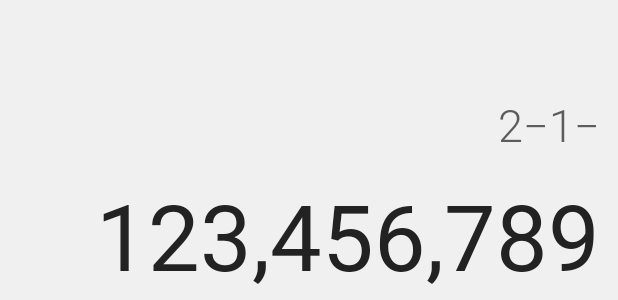
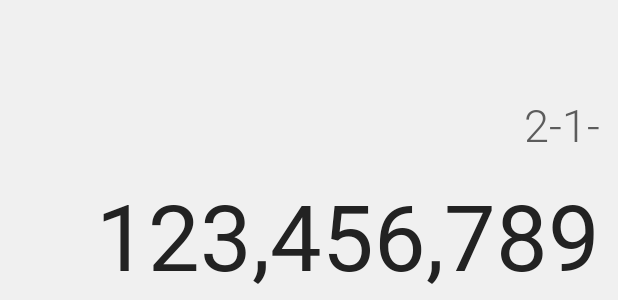
Before and after one commit to emusute1212/CalcApp, an Android app built with Jetpack Compose: the @Preview function PreviewCalculatorScreen, on a phone screen of 412 x 824 dp. Shown: the part 256-556 px from the top of the screen. Run offline under Robolectric (Android 15) with nearby library versions, the phone set to English and light mode, and no system bars; our stand-ins replace Timber.

Commit message:
fix: Fix UI

```diff
--- a/app/src/main/AndroidManifest.xml
+++ b/app/src/main/AndroidManifest.xml
@@ -9,10 +9,10 @@
             android:label="@string/app_name"
             android:roundIcon="@mipmap/ic_launcher_round"
             android:screenOrientation="portrait"
-            android:supportsRtl="true"
             android:theme="@style/AppTheme">
         <activity
             android:name=".ui.MainActivity"
+            android:screenOrientation="portrait"
             android:exported="true">
             <intent-filter>
                 <action android:name="android.intent.action.MAIN" />
--- a/app/src/main/java/io/github/emusute1212/calculator/ui/component/AutoSizeText.kt
+++ b/app/src/main/java/io/github/emusute1212/calculator/ui/component/AutoSizeText.kt
@@ -2,19 +2,12 @@ package io.github.emusute1212.calculator.ui.component
 
 import android.graphics.Typeface
 import android.text.TextUtils
-import android.view.View.TEXT_ALIGNMENT_CENTER
-import android.view.View.TEXT_ALIGNMENT_GRAVITY
-import android.view.View.TEXT_ALIGNMENT_INHERIT
-import android.view.View.TEXT_ALIGNMENT_TEXT_END
-import android.view.View.TEXT_ALIGNMENT_TEXT_START
-import android.view.View.TEXT_ALIGNMENT_VIEW_END
-import android.view.View.TEXT_ALIGNMENT_VIEW_START
+import android.util.TypedValue
+import android.view.Gravity
 import android.widget.TextView
 import androidx.compose.foundation.layout.fillMaxWidth
-import androidx.compose.foundation.layout.height
 import androidx.compose.runtime.Composable
 import androidx.compose.runtime.remember
-import androidx.compose.ui.Alignment
 import androidx.compose.ui.Modifier
 import androidx.compose.ui.graphics.toArgb
 import androidx.compose.ui.platform.LocalFontFamilyResolver
@@ -22,7 +15,7 @@ import androidx.compose.ui.text.TextStyle
 import androidx.compose.ui.text.font.FontStyle
 import androidx.compose.ui.text.font.FontSynthesis
 import androidx.compose.ui.text.font.FontWeight
-import androidx.compose.ui.unit.Dp
+import androidx.compose.ui.unit.sp
 import androidx.compose.ui.viewinterop.AndroidView
 import androidx.core.widget.TextViewCompat
 
@@ -32,7 +25,7 @@ fun AutoSizeText(
     text: String,
     maxLine: Int = Int.MAX_VALUE,
     style: TextStyle,
-    textAlign: AutoTextAlign,
+    textGravity: TextGravity,
     modifier: Modifier,
 ) {
     val resolver = LocalFontFamilyResolver.current
@@ -48,15 +41,21 @@ fun AutoSizeText(
         factory = { context ->
             TextView(context).apply {
                 this.text = text
-                textSize = style.fontSize.value
                 setTextColor(style.color.toArgb())
                 this.typeface = typeface
                 maxLines = maxLine
-                textAlignment = textAlign.alignment
+                gravity = textGravity.gravity
                 ellipsize = TextUtils.TruncateAt.END
                 TextViewCompat.setAutoSizeTextTypeWithDefaults(
                     this,
                     TextViewCompat.AUTO_SIZE_TEXT_TYPE_UNIFORM,
+                )
+                TextViewCompat.setAutoSizeTextTypeUniformWithConfiguration(
+                    this,
+                    10.sp.value.toInt(),
+                    style.fontSize.value.toInt(),
+                    1,
+                    TypedValue.COMPLEX_UNIT_SP,
                 )
             }
         },
@@ -68,14 +67,14 @@ fun AutoSizeText(
     )
 }
 
-enum class AutoTextAlign(
-    val alignment: Int
+enum class TextGravity(
+    val gravity: Int
 ) {
-    Inherit(TEXT_ALIGNMENT_INHERIT),
-    Gravity(TEXT_ALIGNMENT_GRAVITY),
-    TextStart(TEXT_ALIGNMENT_TEXT_START),
-    TextEnd(TEXT_ALIGNMENT_TEXT_END),
-    Center(TEXT_ALIGNMENT_CENTER),
-    ViewStart(TEXT_ALIGNMENT_VIEW_START),
-    ViewEnd(TEXT_ALIGNMENT_VIEW_END),
+    Center(Gravity.CENTER),
+    CenterHorizontal(Gravity.CENTER_HORIZONTAL),
+    CenterVertical(Gravity.CENTER_VERTICAL),
+    TopEnd(Gravity.TOP or Gravity.END),
+    TopStart(Gravity.TOP or Gravity.START),
+    BottomEnd(Gravity.BOTTOM or Gravity.END),
+    BottomStart(Gravity.BOTTOM or Gravity.START),
 }
--- a/app/src/main/java/io/github/emusute1212/calculator/ui/main/CalculatorScreen.kt
+++ b/app/src/main/java/io/github/emusute1212/calculator/ui/main/CalculatorScreen.kt
@@ -4,7 +4,6 @@ import androidx.compose.foundation.Image
 import androidx.compose.foundation.background
 import androidx.compose.foundation.clickable
 import androidx.compose.foundation.layout.Arrangement
-import androidx.compose.foundation.layout.Box
 import androidx.compose.foundation.layout.Column
 import androidx.compose.foundation.layout.PaddingValues
 import androidx.compose.foundation.layout.Row
@@ -21,22 +20,21 @@ import androidx.compose.material3.Scaffold
 import androidx.compose.material3.rememberDrawerState
 import androidx.compose.runtime.Composable
 import androidx.compose.runtime.rememberCoroutineScope
-import androidx.compose.ui.Alignment
 import androidx.compose.ui.Modifier
 import androidx.compose.ui.res.painterResource
+import androidx.compose.ui.tooling.preview.Devices
 import androidx.compose.ui.tooling.preview.Preview
+import androidx.compose.ui.tooling.preview.PreviewLightDark
 import androidx.compose.ui.unit.dp
 import androidx.hilt.navigation.compose.hiltViewModel
 import androidx.navigation.NavController
 import androidx.navigation.NavGraphBuilder
 import androidx.navigation.compose.composable
 import io.github.emusute1212.calculator.R
-import io.github.emusute1212.calculator.model.entity.CalcEntity
-import io.github.emusute1212.calculator.model.entity.Controller
 import io.github.emusute1212.calculator.ui.component.AutoSizeText
-import io.github.emusute1212.calculator.ui.component.AutoTextAlign
 import io.github.emusute1212.calculator.ui.component.CalculatorDrawerContent
 import io.github.emusute1212.calculator.ui.component.DrawerContent
+import io.github.emusute1212.calculator.ui.component.TextGravity
 import io.github.emusute1212.calculator.ui.main.section.numbers.NumberButtonSection
 import io.github.emusute1212.calculator.ui.main.section.numbers.NumberButtonSectionUiState
 import io.github.emusute1212.calculator.ui.main.section.operators.OperatorButtonSection
@@ -46,7 +44,6 @@ import io.github.emusute1212.calculator.ui.main.section.specials.SpecialsButtonS
 import io.github.emusute1212.calculator.ui.menus.OssLicenseScreenRoute
 import io.github.emusute1212.calculator.ui.themes.CalculatorTheme
 import kotlinx.coroutines.launch
-import java.math.BigDecimal
 
 const val CalculatorScreenRoute = "calculator_screen"
 fun NavGraphBuilder.calculatorScreen(
@@ -129,27 +126,19 @@ private fun CalculatorScreen(
             .background(color = MaterialTheme.colorScheme.background),
         verticalArrangement = Arrangement.Bottom,
     ) {
-        Box(
-            modifier = Modifier
-                .fillMaxWidth()
-                .weight(1f),
-            contentAlignment = Alignment.BottomEnd,
-        ) {
         AutoSizeText(
-                text = state.calculationHistory.joinToString("") {
-                    it.number.toString() + it.operator.text
-                },
+            text = state.calculationHistory,
             style = MaterialTheme.typography.titleMedium.copy(
                 color = MaterialTheme.colorScheme.outlineVariant,
             ),
-                textAlign = AutoTextAlign.TextEnd,
+            textGravity = TextGravity.BottomEnd,
             modifier = Modifier
                 .fillMaxWidth()
+                .weight(1f)
                 .padding(
                     horizontal = 12.dp,
                 ),
         )
-        }
         Spacer(modifier = Modifier.height(12.dp))
         AutoSizeText(
             text = state.displayText,
@@ -157,7 +146,7 @@ private fun CalculatorScreen(
                 color = MaterialTheme.colorScheme.outline,
             ),
             maxLine = 1,
-            textAlign = AutoTextAlign.TextEnd,
+            textGravity = TextGravity.BottomEnd,
             modifier = Modifier
                 .fillMaxWidth()
                 .height(82.dp)
@@ -197,22 +186,33 @@ private fun CalculatorScreen(
     }
 }
 
-@Preview
+@Preview(name = "NEXUS_7", device = Devices.NEXUS_7)
+@Preview(name = "NEXUS_7_2013", device = Devices.NEXUS_7_2013)
+@Preview(name = "NEXUS_5", device = Devices.NEXUS_5)
+@Preview(name = "NEXUS_6", device = Devices.NEXUS_6)
+@Preview(name = "NEXUS_9", device = Devices.NEXUS_9)
+@Preview(name = "NEXUS_10", device = Devices.NEXUS_10)
+@Preview(name = "NEXUS_5X", device = Devices.NEXUS_5X)
+@Preview(name = "NEXUS_6P", device = Devices.NEXUS_6P)
+@Preview(name = "PIXEL_C", device = Devices.PIXEL_C)
+@Preview(name = "PIXEL", device = Devices.PIXEL)
+@Preview(name = "PIXEL_XL", device = Devices.PIXEL_XL)
+@Preview(name = "PIXEL_2", device = Devices.PIXEL_2)
+@Preview(name = "PIXEL_2_XL", device = Devices.PIXEL_2_XL)
+@Preview(name = "PIXEL_3", device = Devices.PIXEL_3)
+@Preview(name = "PIXEL_3_XL", device = Devices.PIXEL_3_XL)
+@Preview(name = "PIXEL_3A", device = Devices.PIXEL_3A)
+@Preview(name = "PIXEL_3A_XL", device = Devices.PIXEL_3A_XL)
+@Preview(name = "PIXEL_4", device = Devices.PIXEL_4)
+@Preview(name = "PIXEL_4_XL", device = Devices.PIXEL_4_XL)
+@Preview(name = "AUTOMOTIVE_1024p", device = Devices.AUTOMOTIVE_1024p)
+@PreviewLightDark
 @Composable
 fun PreviewCalculatorScreen() {
     CalculatorTheme {
         CalculatorScreen(
             state = CalculatorScreenUiState(
-                calculationHistory = listOf(
-                    CalcEntity(
-                        number = BigDecimal(2),
-                        operator = Controller.Operators.Minus
-                    ),
-                    CalcEntity(
-                        number = BigDecimal(1),
-                        operator = Controller.Operators.Minus
-                    )
-                ),
+                calculationHistory = "2-1-",
                 displayText = "123,456,789",
                 numberButtonSectionUiState = NumberButtonSectionUiState(
                     onAction = {}
--- a/app/src/main/java/io/github/emusute1212/calculator/ui/main/CalculatorScreenUiState.kt
+++ b/app/src/main/java/io/github/emusute1212/calculator/ui/main/CalculatorScreenUiState.kt
@@ -7,7 +7,6 @@ import androidx.compose.ui.platform.LocalHapticFeedback
 import io.github.emusute1212.calculator.extensitons.CalculationMathContext
 import io.github.emusute1212.calculator.extensitons.toFormattedNumber
 import io.github.emusute1212.calculator.extensitons.toStringWithMathContext
-import io.github.emusute1212.calculator.model.entity.CalcEntity
 import io.github.emusute1212.calculator.model.entity.Controller
 import io.github.emusute1212.calculator.ui.main.section.numbers.NumberButtonSectionUiState
 import io.github.emusute1212.calculator.ui.main.section.numbers.rememberNumberButtonSectionUiState
@@ -15,9 +14,10 @@ import io.github.emusute1212.calculator.ui.main.section.operators.OperatorButton
 import io.github.emusute1212.calculator.ui.main.section.operators.rememberOperatorButtonSectionUiState
 import io.github.emusute1212.calculator.ui.main.section.specials.SpecialsButtonSectionUiState
 import io.github.emusute1212.calculator.ui.main.section.specials.rememberSpecialsButtonSectionUiState
+import timber.log.Timber
 
 data class CalculatorScreenUiState(
-    val calculationHistory: List<CalcEntity>,
+    val calculationHistory: String,
     val displayText: String,
     val numberButtonSectionUiState: NumberButtonSectionUiState,
     val operatorButtonSectionUiState: OperatorButtonSectionUiState,
@@ -28,7 +28,13 @@ data class CalculatorScreenUiState(
 fun rememberCalculatorScreenUiState(
     viewModel: CalculatorViewModel,
 ): CalculatorScreenUiState {
-    val calculationHistory = viewModel.calculationHistories
+    val calculationHistory = remember(viewModel.calculationHistories) {
+        viewModel.calculationHistories.joinToString("") {
+            it.number
+                .toStringWithMathContext(CalculationMathContext)
+                .toFormattedNumber() + it.operator.text
+        }
+    }
     val displayText = when (viewModel.calculatorMode) {
         CalculatorViewModel.CalculatorMode.IdleInput,
         CalculatorViewModel.CalculatorMode.InputtingNumber,
```
Lines whose indentation alone changed are shown as unchanged.
